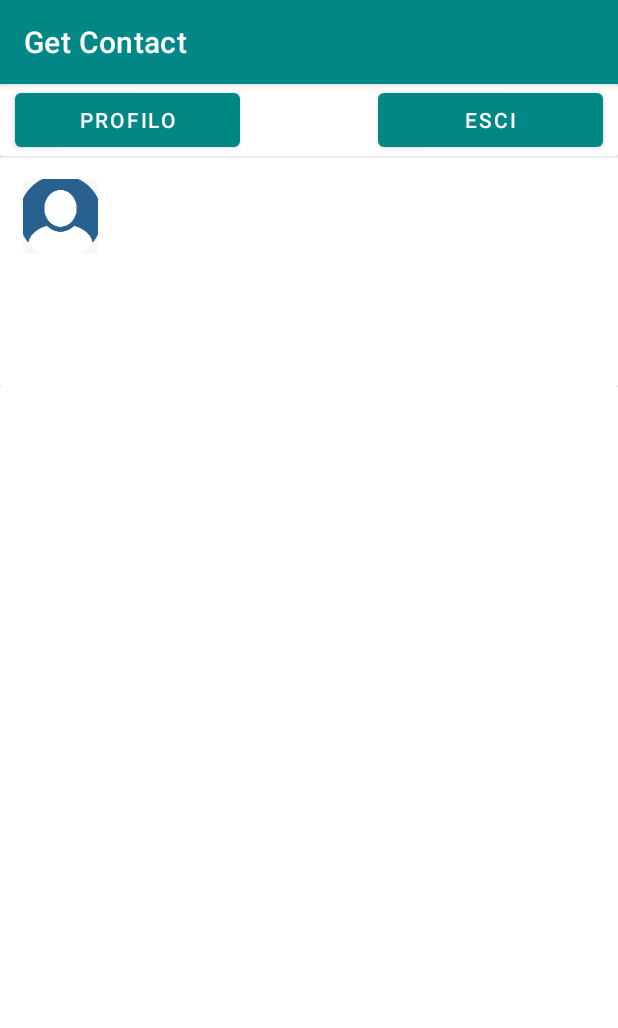
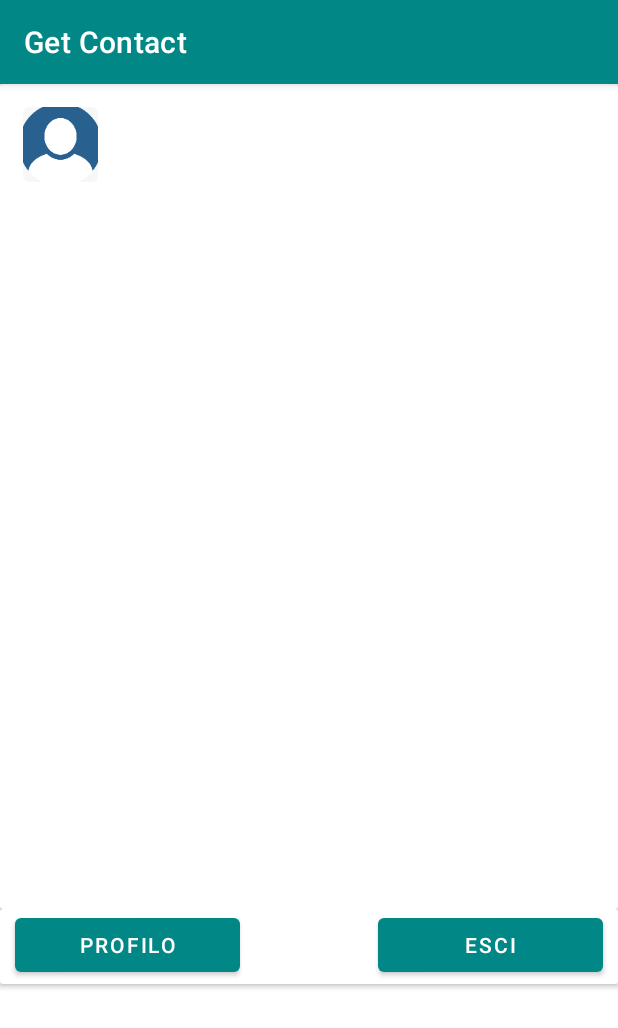
Before and after one commit to giadagabriele/Infocard, an Android app: the screen it shows after launch once a user with an empty profile is signed in (HomeActivity), on a phone screen of 412 x 824 dp. Shown: the top 1028 px of the screen. Run offline under Robolectric (Android 15) with nearby library versions, the phone set to English and light mode, and no system bars; our stand-ins replace Firebase (no records; nobody signed in at launch, a user with empty details on screens opened directly).

Commit message:
aggiunti utenti home, problema estetica

```diff
--- a/app/src/main/java/com/example/contatti/Contatti.java
+++ b/app/src/main/java/com/example/contatti/Contatti.java
@@ -5,19 +5,23 @@
 class Contatti{
     private String nickname;
     private String numeroDiTelefono;
+    private String email;
     private ArrayList<String> extras;
 
     public String getNickname(){return nickname;}
     public String getNumeroDiTelefono(){return numeroDiTelefono;}
+    public String getEmail(){return email;}
     public ArrayList<String> getExtras(){return extras;}
 
     public void setNickname(String nickname){this.nickname=nickname;}
     public void setNumeroDiTelefono(String numeroDiTelefono){this.numeroDiTelefono=numeroDiTelefono;}
+    public void setEmail(String email){this.email=email;}
     public void setExtras(ArrayList<String> extras){this.extras = extras;}
 
-    public Contatti(String nickname, String numeroDiTelefono, ArrayList<String> extras) {
+    public Contatti(String nickname, String numeroDiTelefono, String email, ArrayList<String> extras) {
         this.nickname = nickname;
         this.numeroDiTelefono = numeroDiTelefono;
+        this.email=email;
         this.extras = extras;
     }
 }
--- a/app/src/main/java/com/example/contatti/HomeActivity.java
+++ b/app/src/main/java/com/example/contatti/HomeActivity.java
@@ -6,10 +6,12 @@
 import androidx.recyclerview.widget.LinearLayoutManager;
 import androidx.recyclerview.widget.RecyclerView;
 
+import android.content.Context;
 import android.content.Intent;
 import android.database.DataSetObserver;
 import android.graphics.Color;
 import android.os.Bundle;
+import android.util.Log;
 import android.view.View;
 import android.view.ViewGroup;
 import android.widget.Adapter;
@@ -17,6 +19,7 @@
 import android.widget.LinearLayout;
 import android.widget.RelativeLayout;
 import android.widget.TextView;
+import android.widget.Toast;
 
 import com.example.contatti.ui.login.Login;
 import com.google.firebase.auth.FirebaseAuth;
@@ -31,6 +34,8 @@
 public class HomeActivity extends AppCompatActivity {
     private FirebaseAuth auth;
     private DatabaseReference databaseReference;
+    private HomeAdapter adapter;
+    private RecyclerView recyclerView;
     @Override
     protected void onCreate(Bundle savedInstanceState) {
         super.onCreate(savedInstanceState);
@@ -41,7 +46,9 @@
             startActivity(new Intent(getApplicationContext(), Login.class));
             finish();
         } else {
-            String key=encodeUserEmail(auth.getCurrentUser().getEmail());
+            ArrayList<Contatti> contatti = new ArrayList<Contatti>();
+            String key=auth.getCurrentUser().getUid();
+            Context context=this;
             final TextView nicknameEditText = findViewById(R.id.home_nickname);
             final TextView emailEditText = findViewById(R.id.home_email);
             final TextView numberEditText = findViewById(R.id.home_numeroDiTelefono);
@@ -50,13 +57,17 @@
                 public void onDataChange(@NonNull DataSnapshot snapshot) {
                     for(DataSnapshot d:snapshot.getChildren()) {
                         if(!d.getKey().equals(key)) {
-                            if (snapshot.child(d.getKey()).child("nickname").getValue() != null && snapshot.child(key).child("numeroDiTelefono").getValue() != null) {
-                                nicknameEditText.setText(snapshot.child(d.getKey()).child("nickname").getValue().toString());
-                                numberEditText.setText(snapshot.child(d.getKey()).child("numeroDiTelefono").getValue().toString());
-                                emailEditText.setText(decodeUserEmail(d.getKey()));
+                            if (snapshot.child(d.getKey()).child("nickname").getValue() != null && snapshot.child(d.getKey()).child("numeroDiTelefono").getValue() != null
+                                    && snapshot.child(d.getKey()).child("email").getValue()!=null) {
+                                ArrayList<String> extras = new ArrayList<String>();
+                                contatti.add(new Contatti(snapshot.child(d.getKey()).child("nickname").getValue().toString(),snapshot.child(d.getKey()).child("numeroDiTelefono").getValue().toString(),snapshot.child(d.getKey()).child("email").getValue().toString(),extras));
                             }
                         }
                     }
+                    recyclerView = findViewById(R.id.recycler);
+                    recyclerView.setLayoutManager(new LinearLayoutManager(context));
+                    adapter = new HomeAdapter(context, contatti);
+                    recyclerView.setAdapter(adapter);
                 }
 
                 @Override
@@ -87,11 +98,4 @@
             });
         }
     }
-    static String encodeUserEmail(String userEmail) {
-        return userEmail.replace(".", ",");
-    }
-
-    static String decodeUserEmail(String userEmail) {
-        return userEmail.replace(",", ".");
-    }
 }
--- /dev/null
+++ b/app/src/main/java/com/example/contatti/HomeAdapter.java
@@ -0,0 +1,83 @@
+package com.example.contatti;
+import android.content.Context;
+import android.view.LayoutInflater;
+import android.view.View;
+import android.view.ViewGroup;
+import android.widget.ImageView;
+import android.widget.LinearLayout;
+import android.widget.TextView;
+
+import androidx.annotation.NonNull;
+import androidx.cardview.widget.CardView;
+import androidx.recyclerview.widget.RecyclerView;
+
+import java.util.List;
+
+public class HomeAdapter extends RecyclerView.Adapter<HomeAdapter.ViewHolder> {
+
+    //Contiene gli elementi della cardview
+    public class ViewHolder extends RecyclerView.ViewHolder {
+        ImageView photo;
+        TextView nickname,numeroDiTelefono,email;
+        CardView cardView;
+        LinearLayout vlayout;
+
+        ViewHolder(View itemView) {
+            super(itemView);
+            photo=itemView.findViewById(R.id.home_foto);
+            nickname = itemView.findViewById(R.id.home_nickname);
+            numeroDiTelefono= itemView.findViewById(R.id.home_numeroDiTelefono);
+            email=itemView.findViewById(R.id.home_email);
+            cardView = itemView.findViewById(R.id.cardview_home);
+            vlayout = itemView.findViewById(R.id.home_view);
+        }
+    }
+
+    private List<Contatti> contatti;
+    private LayoutInflater inflater;
+    private Context context;
+
+    HomeAdapter(Context context, List<Contatti> data) {
+        this.context = context;
+        this.inflater = LayoutInflater.from(context);
+        this.contatti = data;
+    }
+
+    @NonNull
+    @Override
+    public HomeAdapter.ViewHolder onCreateViewHolder(@NonNull ViewGroup parent, int viewType) {
+        ////////////////////////////////////////////////////////////////////////////////
+        View view = inflater.inflate(R.layout.activity_home, parent, false);
+        ////////////////////////////////////////////////////////////////////////////////
+        return new HomeAdapter.ViewHolder(view);
+    }
+
+    @Override
+    public void onBindViewHolder(@NonNull HomeAdapter.ViewHolder holder, int position) {
+        Contatti contatto = contatti.get(position);
+        holder.nickname.setText(contatto.getNickname());
+        holder.numeroDiTelefono.setText(contatto.getNumeroDiTelefono());
+        holder.email.setText(contatto.getEmail());
+
+        List<String> extras = contatto.getExtras();
+        for(String extra : extras) {
+            holder.vlayout.addView(createTextView(extra));
+        }
+    }
+
+    private TextView createTextView(String text) {
+        TextView t = new TextView(context);
+        t.setText(text);
+        LinearLayout.LayoutParams params = new LinearLayout.LayoutParams(LinearLayout.LayoutParams.WRAP_CONTENT, LinearLayout.LayoutParams.WRAP_CONTENT);
+        params.setMargins(20,15,0,0);
+        t.setLayoutParams(params);
+        return t;
+    }
+
+    @Override
+    public int getItemCount() {
+        return contatti.size();
+    }
+
+
+}
--- a/app/src/main/res/layout/activity_home.xml
+++ b/app/src/main/res/layout/activity_home.xml
@@ -7,50 +7,15 @@
     tools:context=".HomeActivity">
 
     <LinearLayout
+        android:id="@+id/home_view"
         android:layout_width="match_parent"
         android:layout_height="match_parent"
         android:orientation="vertical">
 
         <androidx.cardview.widget.CardView
+            android:id="@+id/cardview_home"
             android:layout_width="match_parent"
-            android:layout_height="wrap_content">
-
-            <Button
-                android:id="@+id/profilo"
-                android:layout_width="150dp"
-                android:layout_height="wrap_content"
-                android:layout_gravity="start"
-                android:layout_marginStart="10dp"
-                android:layout_marginLeft="10dp"
-                android:enabled="true"
-                android:text="@string/profilo" />
-
-            <LinearLayout
-                android:layout_width="match_parent"
-                android:layout_height="match_parent"
-                android:orientation="vertical">
-
-                <Button
-                    android:id="@+id/esci_home"
-                    android:layout_width="150dp"
-                    android:layout_height="wrap_content"
-                    android:layout_gravity="end"
-                    android:layout_marginEnd="10dp"
-                    android:layout_marginRight="10dp"
-                    android:enabled="true"
-                    android:text="@string/esci" />
-
-            </LinearLayout>
-        </androidx.cardview.widget.CardView>
-
-        <LinearLayout
-            android:layout_width="match_parent"
-            android:layout_height="wrap_content"
-            android:orientation="vertical">
-
-            <androidx.cardview.widget.CardView
-                android:layout_width="match_parent"
-                android:layout_height="wrap_content">
+            android:layout_height="550dp">
 
             <RelativeLayout
                 android:layout_width="match_parent"
@@ -69,6 +34,21 @@
                     android:contentDescription="@string/todo"
                     android:src="@mipmap/ic_launcher_round" />
 
+                <androidx.recyclerview.widget.RecyclerView
+                    android:id="@+id/recycler"
+                    android:layout_width="match_parent"
+                    android:layout_height="match_parent">
+
+                </androidx.recyclerview.widget.RecyclerView>
+
+                <TextView
+                    android:id="@+id/home_email"
+                    android:layout_width="wrap_content"
+                    android:layout_height="wrap_content"
+                    android:layout_below="@+id/home_numeroDiTelefono"
+                    android:layout_marginTop="15dp"
+                    android:textSize="15sp" />
+
                 <TextView
                     android:id="@+id/home_nickname"
                     android:layout_width="wrap_content"
@@ -86,19 +66,35 @@
                     android:layout_marginTop="15dp"
                     android:textSize="15sp" />
 
-                    <TextView
-                        android:id="@+id/home_email"
-                        android:layout_width="wrap_content"
+            </RelativeLayout>
+        </androidx.cardview.widget.CardView>
+
+        <androidx.cardview.widget.CardView
+            android:layout_width="match_parent"
+            android:layout_height="50dp">
+
+            <Button
+                android:id="@+id/profilo"
+                android:layout_width="150dp"
                 android:layout_height="wrap_content"
-                        android:layout_below="@+id/home_numeroDiTelefono"
-                        android:layout_marginTop="15dp"
-                        android:textSize="15sp" />
+                android:layout_gravity="start"
+                android:layout_marginStart="10dp"
+                android:layout_marginLeft="10dp"
+                android:enabled="true"
+                android:text="@string/profilo" />
 
-                </RelativeLayout>
+            <Button
+                android:id="@+id/esci_home"
+                android:layout_width="150dp"
+                android:layout_height="wrap_content"
+                android:layout_gravity="end"
+                android:layout_marginEnd="10dp"
+                android:layout_marginRight="10dp"
+                android:enabled="true"
+                android:text="@string/esci" />
+
         </androidx.cardview.widget.CardView>
 
     </LinearLayout>
 
-    </LinearLayout>
-
 </androidx.constraintlayout.widget.ConstraintLayout>
```
Also changed, not shown: app/src/main/java/com/example/contatti/EditActivity.java (+14 -18 lines), app/src/main/java/com/example/contatti/ProfileActivity.java (+4 -10 lines), app/src/main/res/layout/activity_edit.xml (+5 -24 lines), app/src/main/res/layout/activity_registration.xml (+12 -19 lines). Lines whose indentation alone changed are shown as unchanged.
